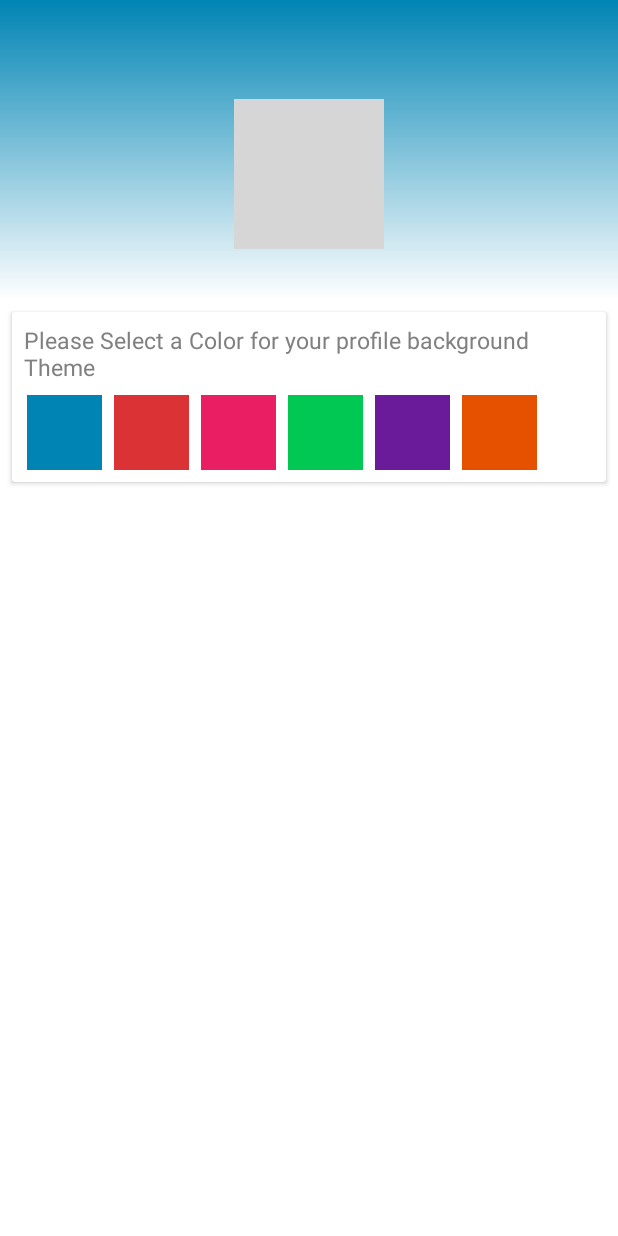
After one commit to rahul-gaur/BloggersBlog, an Android app: the Profile_theme screen opened directly, with no data from a screen before it, on a phone screen of 412 x 824 dp. The commit adds this screen. Run offline under Robolectric (Android 15) with nearby library versions, the phone set to English and light mode, and no system bars; our stand-ins replace CircleImageView; grey boxes are pictures that could not be loaded.

Commit message:
tweaking previous changes

```diff
--- /dev/null
+++ b/app/src/main/java/com/rahulgaur/bloggersblog/ThemeAndSettings/Profile_theme.java
@@ -0,0 +1,15 @@
+package com.rahulgaur.bloggersblog.ThemeAndSettings;
+
+import android.support.v7.app.AppCompatActivity;
+import android.os.Bundle;
+
+import com.rahulgaur.bloggersblog.R;
+
+public class Profile_theme extends AppCompatActivity {
+
+    @Override
+    protected void onCreate(Bundle savedInstanceState) {
+        super.onCreate(savedInstanceState);
+        setContentView(R.layout.activity_profile_theme);
+    }
+}
--- a/app/src/main/res/drawable/profile_grad.xml
+++ b/app/src/main/res/drawable/profile_grad.xml
@@ -1,8 +1,11 @@
 <?xml version="1.0" encoding="utf-8"?>
-<shape xmlns:android="http://schemas.android.com/apk/res/android">
+<shape xmlns:android="http://schemas.android.com/apk/res/android"
+    android:shape="rectangle">
 
     <gradient android:angle="270"
         android:startColor="@color/twitterBlue"
         android:endColor="?attr/white" />
 
+    <corners android:radius="0dp"/>
+
 </shape>
--- /dev/null
+++ b/app/src/main/res/layout/activity_profile_theme.xml
@@ -0,0 +1,134 @@
+<?xml version="1.0" encoding="utf-8"?>
+<android.support.constraint.ConstraintLayout xmlns:android="http://schemas.android.com/apk/res/android"
+    xmlns:app="http://schemas.android.com/apk/res-auto"
+    xmlns:tools="http://schemas.android.com/tools"
+    android:layout_width="match_parent"
+    android:layout_height="match_parent"
+    android:background="?attr/colorBackground"
+    tools:context=".ThemeAndSettings.Profile_theme">
+
+    <ImageView
+        android:id="@+id/profile_profile_backgroundImage"
+        android:layout_width="0dp"
+        android:layout_height="200dp"
+        app:layout_constraintEnd_toEndOf="parent"
+        android:background="@drawable/profile_grad"
+        app:layout_constraintStart_toStartOf="parent"
+        app:layout_constraintTop_toTopOf="parent"
+        app:srcCompat="@drawable/profile_grad"
+        tools:ignore="ContentDescription" />
+
+    <de.hdodenhof.circleimageview.CircleImageView
+        android:layout_width="100dp"
+        android:layout_height="100dp"
+        android:layout_marginEnd="8dp"
+        android:layout_marginStart="8dp"
+        android:layout_marginTop="32dp"
+        android:src="@drawable/default_usr"
+        app:layout_constraintBottom_toBottomOf="@+id/profile_profile_backgroundImage"
+        app:layout_constraintEnd_toEndOf="parent"
+        app:layout_constraintStart_toStartOf="parent"
+        app:layout_constraintTop_toTopOf="parent" />
+
+    <android.support.v7.widget.CardView
+        android:layout_width="0dp"
+        android:layout_height="wrap_content"
+        android:layout_marginEnd="8dp"
+        android:layout_marginStart="8dp"
+        android:layout_marginTop="8dp"
+        android:background="?attr/cardBackgroundColorDefault"
+        app:layout_constraintEnd_toEndOf="parent"
+        app:layout_constraintStart_toStartOf="parent"
+        app:layout_constraintTop_toBottomOf="@+id/profile_profile_backgroundImage">
+
+        <android.support.constraint.ConstraintLayout
+            android:layout_width="match_parent"
+            android:layout_height="match_parent">
+
+            <TextView
+                android:id="@+id/textView2"
+                android:layout_width="0dp"
+                android:layout_height="wrap_content"
+                android:layout_marginEnd="8dp"
+                android:layout_marginStart="8dp"
+                android:layout_marginTop="8dp"
+                android:text="@string/please_select_a_color_for_your_profile_background_theme"
+                android:textColor="?attr/hintColor"
+                android:textSize="15sp"
+                app:layout_constraintEnd_toEndOf="parent"
+                app:layout_constraintStart_toStartOf="parent"
+                app:layout_constraintTop_toTopOf="parent" />
+
+            <de.hdodenhof.circleimageview.CircleImageView
+                android:id="@+id/circleImageView7"
+                android:layout_width="50dp"
+                android:layout_height="50dp"
+                android:layout_marginBottom="8dp"
+                android:layout_marginStart="8dp"
+                android:layout_marginTop="8dp"
+                android:background="?attr/pbGreen"
+                app:layout_constraintBottom_toBottomOf="parent"
+                app:layout_constraintStart_toEndOf="@+id/circleImageView6"
+                app:layout_constraintTop_toBottomOf="@+id/textView2" />
+
+            <de.hdodenhof.circleimageview.CircleImageView
+                android:id="@+id/circleImageView4"
+                android:layout_width="50dp"
+                android:layout_height="50dp"
+                android:layout_marginBottom="8dp"
+                android:layout_marginStart="10dp"
+                android:background="?attr/pbBlue"
+                app:layout_constraintBottom_toBottomOf="parent"
+                app:layout_constraintStart_toStartOf="parent"
+                app:layout_constraintTop_toTopOf="@+id/circleImageView5" />
+
+            <de.hdodenhof.circleimageview.CircleImageView
+                android:id="@+id/circleImageView5"
+                android:layout_width="50dp"
+                android:layout_height="50dp"
+                android:layout_marginBottom="8dp"
+                android:layout_marginStart="8dp"
+                android:background="?attr/pbRed"
+                app:layout_constraintBottom_toBottomOf="parent"
+                app:layout_constraintStart_toEndOf="@+id/circleImageView4"
+                app:layout_constraintTop_toTopOf="@+id/circleImageView6" />
+
+            <de.hdodenhof.circleimageview.CircleImageView
+                android:id="@+id/circleImageView6"
+                android:layout_width="50dp"
+                android:layout_height="50dp"
+                android:layout_marginBottom="8dp"
+                android:layout_marginStart="8dp"
+                android:layout_marginTop="8dp"
+                android:background="?attr/pbPink"
+                app:layout_constraintBottom_toBottomOf="parent"
+                app:layout_constraintStart_toEndOf="@+id/circleImageView5"
+                app:layout_constraintTop_toBottomOf="@+id/textView2" />
+
+            <de.hdodenhof.circleimageview.CircleImageView
+                android:id="@+id/circleImageView3"
+                android:layout_width="50dp"
+                android:layout_height="50dp"
+                android:layout_marginBottom="8dp"
+                android:layout_marginStart="8dp"
+                android:background="?attr/pbPurple"
+                app:layout_constraintBottom_toBottomOf="parent"
+                app:layout_constraintStart_toEndOf="@+id/circleImageView7"
+                app:layout_constraintTop_toTopOf="@+id/circleImageView7" />
+
+            <de.hdodenhof.circleimageview.CircleImageView
+                android:id="@+id/circleImageView2"
+                android:layout_width="50dp"
+                android:layout_height="50dp"
+                android:layout_marginBottom="8dp"
+                android:layout_marginStart="8dp"
+                android:background="?attr/pbOrange"
+                app:layout_constraintBottom_toBottomOf="parent"
+                app:layout_constraintStart_toEndOf="@+id/circleImageView3"
+                app:layout_constraintTop_toTopOf="@+id/circleImageView3" />
+
+        </android.support.constraint.ConstraintLayout>
+
+    </android.support.v7.widget.CardView>
+
+</android.support.constraint.ConstraintLayout>
--- a/app/src/main/res/layout/activity_settings.xml
+++ b/app/src/main/res/layout/activity_settings.xml
@@ -31,20 +31,28 @@
         app:layout_constraintStart_toStartOf="parent"
         app:layout_constraintTop_toBottomOf="@+id/setting_toolbar">
 
+        <android.support.constraint.ConstraintLayout
+            android:layout_width="match_parent"
+            android:layout_height="match_parent">
+
             <android.support.v7.widget.SwitchCompat
                 android:id="@+id/setting_switchCompat"
                 android:layout_width="match_parent"
                 android:layout_height="match_parent"
+                android:layout_marginBottom="8dp"
                 android:layout_marginEnd="8dp"
-            android:layout_marginStart="16dp"
+                android:layout_marginStart="8dp"
                 android:layout_marginTop="8dp"
                 android:elevation="2dp"
                 android:text="@string/dark_mode"
                 android:textColor="?attr/secondaryTextColor"
                 android:textSize="20sp"
+                app:layout_constraintBottom_toBottomOf="parent"
                 app:layout_constraintEnd_toEndOf="parent"
                 app:layout_constraintStart_toStartOf="parent"
-            app:layout_constraintTop_toBottomOf="@+id/setting_toolbar" />
+                app:layout_constraintTop_toTopOf="parent" />
+        </android.support.constraint.ConstraintLayout>
+
     </android.support.v7.widget.CardView>
 
     <android.support.v7.widget.CardView
--- a/app/src/main/res/layout/activity_user_account.xml
+++ b/app/src/main/res/layout/activity_user_account.xml
@@ -24,6 +24,7 @@
         android:id="@+id/acc_user_backgroundImage"
         android:layout_width="0dp"
         android:layout_height="220dp"
+        android:background="@drawable/profile_grad"
         app:layout_constraintEnd_toEndOf="parent"
         app:layout_constraintStart_toStartOf="parent"
         app:layout_constraintTop_toBottomOf="@+id/user_account_frag_toolbar"
--- a/app/src/main/res/layout/fragment_account.xml
+++ b/app/src/main/res/layout/fragment_account.xml
@@ -29,7 +29,7 @@
             android:layout_width="0dp"
             android:layout_height="200dp"
             android:adjustViewBounds="false"
-            android:background="?attr/white"
+            android:background="@drawable/profile_grad"
             android:src="@drawable/profile_grad"
             android:visibility="visible"
             app:layout_constraintEnd_toEndOf="parent"
```
Also changed, not shown: app/src/main/res/drawable-hdpi/icon.png (added), app/src/main/res/drawable-mdpi/icon.png (added), app/src/main/res/drawable-xhdpi/icon.png (added), app/src/main/res/drawable-xxhdpi/icon.png (added), app/src/main/res/drawable-xxxhdpi/icon.png (added), 2 other files. Lines whose indentation alone changed are shown as unchanged.
